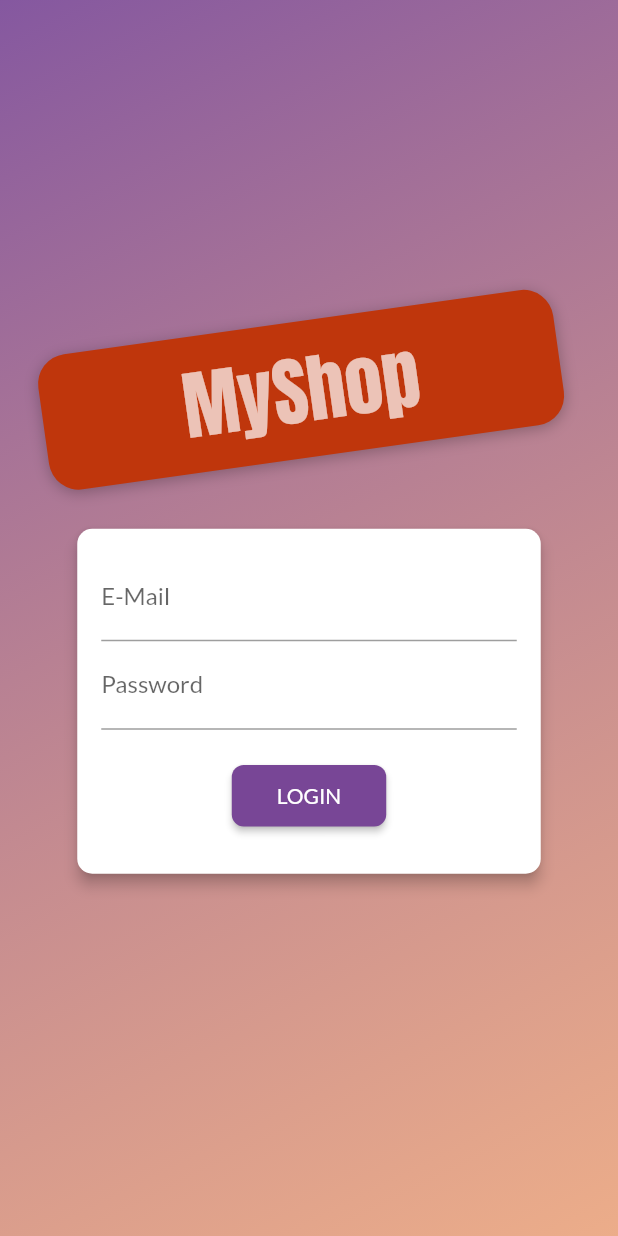
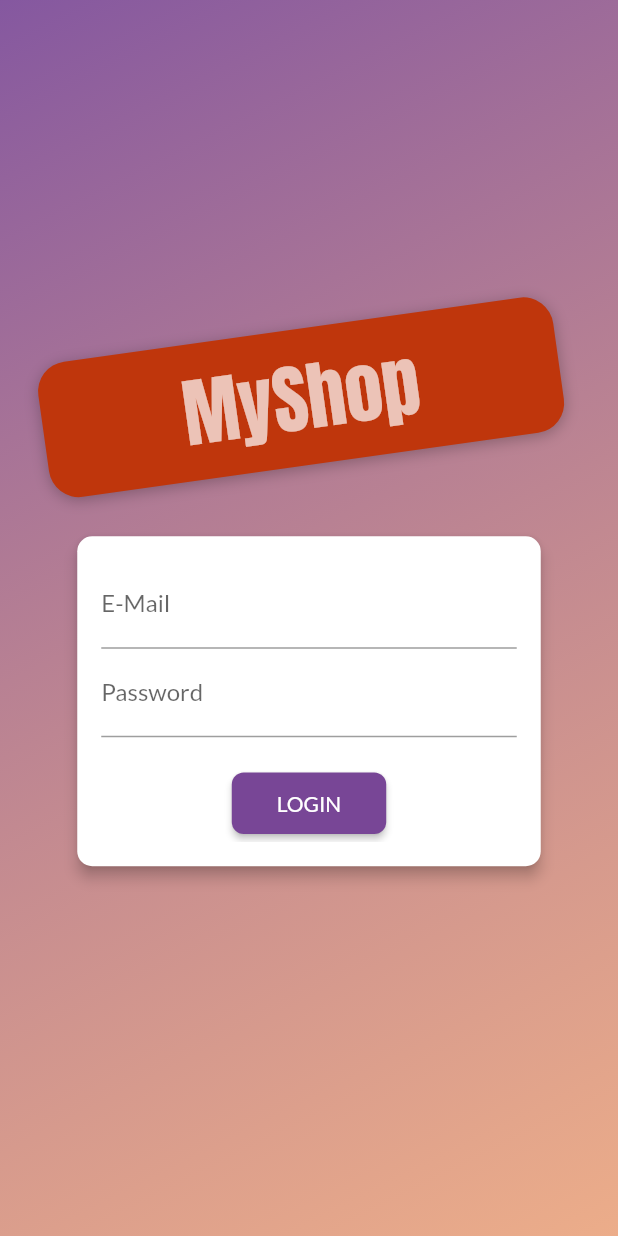
Before and after one commit to devborland/shop_flutter, a Flutter app: the screen it shows after launch, on a phone screen of 412 x 824 dp. Run offline on Flutter 3.47's test engine with Material 2 defaults, Android fonts, the phone set to English and light mode, and no system bars; our stand-ins replace shared_preferences.

Commit message:
Work with AnimatedContainer

```diff
--- a/lib/pages/auth_page.dart
+++ b/lib/pages/auth_page.dart
@@ -220,16 +220,16 @@ class _AuthCardState extends State<AuthCard>
         borderRadius: BorderRadius.circular(10.0),
       ),
       elevation: 4.0,
-      child: AnimatedBuilder(
-        animation: _heightAnimation,
-        builder: (ctx, child) => Container(
-            // height: _authMode == AuthMode.Signup ? 320 : 260,
-            height: _heightAnimation.value.height,
-            constraints:
-                BoxConstraints(minHeight: _heightAnimation.value.height),
-            width: deviceSize.width * 0.75,
-            padding: EdgeInsets.all(16.0),
-            child: child),
+      child: AnimatedContainer(
+        duration: Duration(milliseconds: 300),
+        curve: Curves.easeIn,
+        height: _authMode == AuthMode.Signup ? 280 : 220,
+        // height: _heightAnimation.value.height,
+        // constraints: BoxConstraints(minHeight: _heightAnimation.value.height),
+        constraints:
+            BoxConstraints(minHeight: _authMode == AuthMode.Signup ? 280 : 220),
+        width: deviceSize.width * 0.75,
+        padding: EdgeInsets.all(16.0),
         child: Form(
           key: _formKey,
           child: SingleChildScrollView(
```
